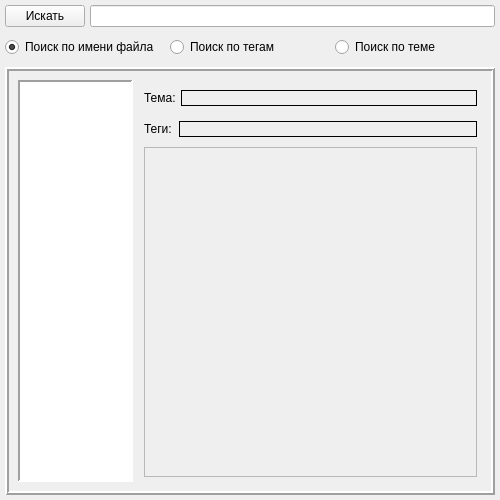
The window that searcherwidget.ui (bort-four/StudentHelper) describes before a commit, drawn with Qt 5.
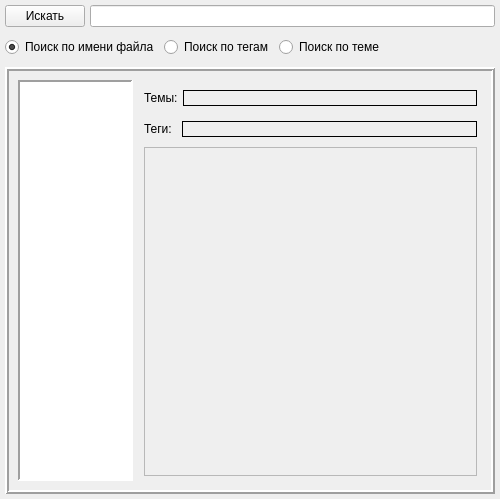
The same window after the commit.

What changed in the file:
```diff
--- a/searcherwidget.ui
+++ b/searcherwidget.ui
@@ -7,7 +7,7 @@
     <x>0</x>
     <y>0</y>
     <width>500</width>
-    <height>500</height>
+    <height>499</height>
    </rect>
   </property>
   <property name="sizePolicy">
@@ -35,40 +35,6 @@
    <property name="spacing">
     <number>5</number>
    </property>
-   <item row="1" column="0">
-    <layout class="QHBoxLayout" name="horizontalLayout_7" stretch="1,1,1">
-     <property name="topMargin">
-      <number>5</number>
-     </property>
-     <property name="bottomMargin">
-      <number>5</number>
-     </property>
-     <item>
-      <widget class="QRadioButton" name="name_search_button">
-       <property name="text">
-        <string>Поиск по имени файла</string>
-       </property>
-       <property name="checked">
-        <bool>true</bool>
-       </property>
-      </widget>
-     </item>
-     <item>
-      <widget class="QRadioButton" name="tag_search_button">
-       <property name="text">
-        <string>Поиск по тегам</string>
-       </property>
-      </widget>
-     </item>
-     <item>
-      <widget class="QRadioButton" name="theme_search_button">
-       <property name="text">
-        <string>Поиск по теме</string>
-       </property>
-      </widget>
-     </item>
-    </layout>
-   </item>
    <item row="2" column="0">
     <widget class="QFrame" name="frame">
      <property name="sizePolicy">
@@ -127,7 +93,7 @@
          <number>5</number>
         </property>
         <item>
-         <layout class="QHBoxLayout" name="horizontalLayout_2" stretch="1,10">
+         <layout class="QHBoxLayout" name="horizontalLayout_2" stretch="1,9">
           <property name="spacing">
            <number>5</number>
           </property>
@@ -146,7 +112,7 @@
           <item>
            <widget class="QLabel" name="theme_label">
             <property name="text">
-             <string>Тема:</string>
+             <string>Темы:</string>
             </property>
            </widget>
           </item>
@@ -163,7 +129,7 @@
          </layout>
         </item>
         <item>
-         <layout class="QHBoxLayout" name="horizontalLayout_3" stretch="1,10">
+         <layout class="QHBoxLayout" name="horizontalLayout_3" stretch="1,9">
           <property name="spacing">
            <number>5</number>
           </property>
@@ -203,13 +169,16 @@
           <property name="widgetResizable">
            <bool>true</bool>
           </property>
+          <property name="alignment">
+           <set>Qt::AlignCenter</set>
+          </property>
           <widget class="QWidget" name="scrollAreaWidgetContents">
            <property name="geometry">
             <rect>
              <x>0</x>
              <y>0</y>
              <width>331</width>
-             <height>330</height>
+             <height>326</height>
             </rect>
            </property>
           </widget>
@@ -265,6 +234,53 @@
      </item>
     </layout>
    </item>
+   <item row="1" column="0">
+    <layout class="QHBoxLayout" name="horizontalLayout_7" stretch="1,1,1,0">
+     <property name="topMargin">
+      <number>5</number>
+     </property>
+     <property name="bottomMargin">
+      <number>5</number>
+     </property>
+     <item>
+      <widget class="QRadioButton" name="name_search_button">
+       <property name="text">
+        <string>Поиск по имени файла</string>
+       </property>
+       <property name="checked">
+        <bool>true</bool>
+       </property>
+      </widget>
+     </item>
+     <item>
+      <widget class="QRadioButton" name="tag_search_button">
+       <property name="text">
+        <string>Поиск по тегам</string>
+       </property>
+      </widget>
+     </item>
+     <item>
+      <widget class="QRadioButton" name="theme_search_button">
+       <property name="text">
+        <string>Поиск по теме</string>
+       </property>
+      </widget>
+     </item>
+     <item>
+      <spacer name="horizontalSpacer_2">
+       <property name="orientation">
+        <enum>Qt::Horizontal</enum>
+       </property>
+       <property name="sizeHint" stdset="0">
+        <size>
+         <width>9999</width>
+         <height>20</height>
+        </size>
+       </property>
+      </spacer>
+     </item>
+    </layout>
+   </item>
   </layout>
  </widget>
  <resources/>
```
